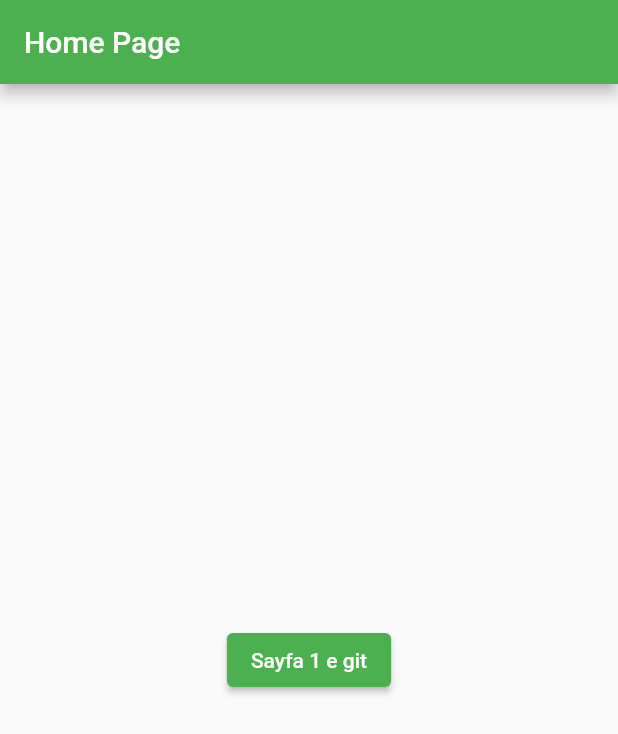
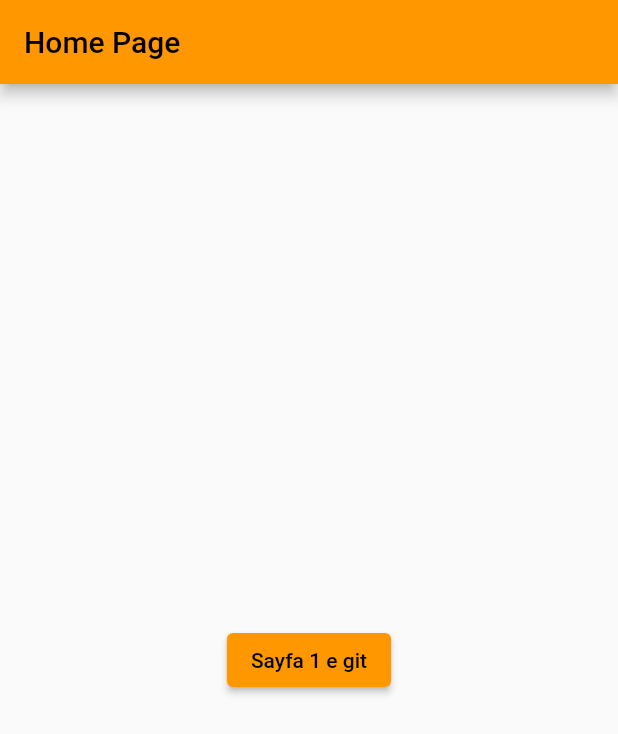
Before and after one commit to sengulalii/Ali, a Flutter app: the screen it shows after launch, on a phone screen of 412 x 824 dp. Shown: the top 734 px of the screen. Run offline on Flutter 3.47's test engine with Material 2 defaults, Android fonts, the phone set to English and light mode, and no system bars.

Commit message:
Update colors

```diff
--- a/lib/main.dart
+++ b/lib/main.dart
@@ -15,7 +15,7 @@ class MyApp extends StatelessWidget {
       title: 'Başlık',
       debugShowCheckedModeBanner: false,
       theme: ThemeData(
-        primarySwatch: Colors.green,
+        primarySwatch: Colors.orange,
       ),
       home: const HomePage(),
     );
```
